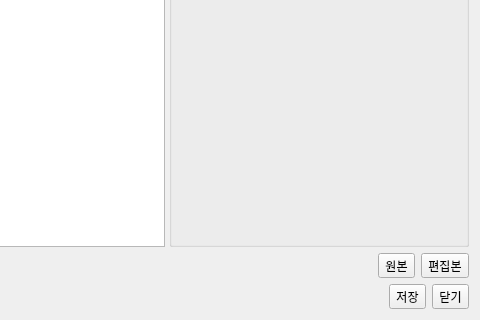
kotopia/geoflow_web, file integrations/qgis/geoflow_connector/ui/forms/photo_studio.ui: the form before one commit; both pictures show x 620 to 1100 and y 480 to 800 of the 1100 by 800 pixel window.
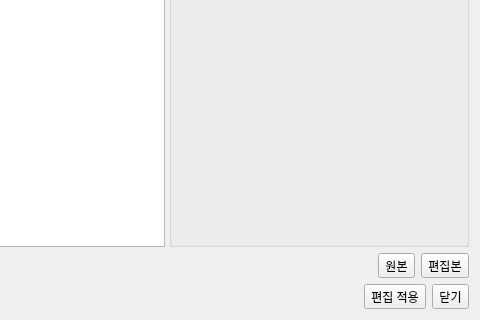
The form after the commit.

Patch:
```diff
--- a/integrations/qgis/geoflow_connector/ui/forms/photo_studio.ui
+++ b/integrations/qgis/geoflow_connector/ui/forms/photo_studio.ui
@@ -56,7 +56,7 @@
     <layout class="QHBoxLayout" name="actionLayout">
      <item><widget class="QToolButton" name="replaceButton"><property name="text"><string>사진 변경</string></property></widget></item>
      <item><spacer name="actionSpacer"><property name="orientation"><enum>Qt::Horizontal</enum></property><property name="sizeHint" stdset="0"><size><width>40</width><height>20</height></size></property></spacer></item>
-     <item><widget class="QToolButton" name="saveButton"><property name="text"><string>저장</string></property></widget></item>
+     <item><widget class="QToolButton" name="saveButton"><property name="text"><string>편집 적용</string></property></widget></item>
      <item><widget class="QToolButton" name="cancelButton"><property name="text"><string>닫기</string></property></widget></item>
     </layout>
    </item>
```
